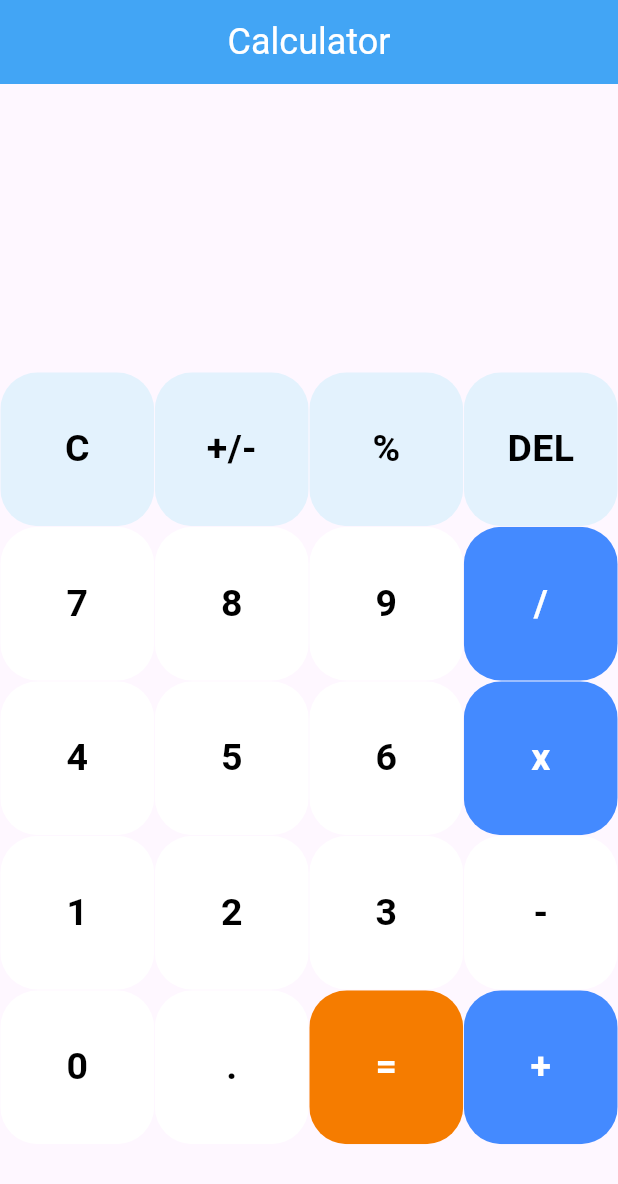
After one commit to abeaar/Mobile-App, a Flutter app: the HomePage screen opened directly, on a phone screen of 412 x 824 dp. The commit adds this screen. Shown: the top 1184 px of the screen. Run offline on Flutter 3.47's test engine with Material 3 defaults, Android fonts, the phone set to English and light mode, and no system bars; our stand-ins replace math_expressions.

Commit message:
calculator page

```diff
--- /dev/null
+++ b/lib/calc_buttons.dart
@@ -0,0 +1,40 @@
+import 'package:flutter/material.dart';
+
+// creating Stateless Widget for buttons
+class MyButton extends StatelessWidget {
+
+  // declaring variables
+  final color;
+  final textColor;
+  final String buttonText;
+  final buttontapped;
+
+  //Constructor
+  MyButton({this.color, this.textColor,required this.buttonText, this.buttontapped});
+
+  @override
+  Widget build(BuildContext context) {
+    return GestureDetector(
+      onTap: buttontapped,
+      child: Padding(
+        padding: const EdgeInsets.all(0.2),
+        child: ClipRRect(
+          borderRadius: BorderRadius.circular(25),
+          child: Container(
+            color: color,
+            child: Center(
+              child: Text(
+                buttonText,
+                style: TextStyle(
+                  color: textColor,
+                  fontSize: 25,
+                  fontWeight: FontWeight.bold,
+                ),
+              ),
+            ),
+          ),
+        ),
+      ),
+    );
+  }
+}
--- /dev/null
+++ b/lib/calculator.dart
@@ -0,0 +1,221 @@
+import 'package:flutter/material.dart';
+
+import 'calc_buttons.dart';
+import 'package:math_expressions/math_expressions.dart';
+
+void main() {
+  runApp(const MyApp());
+}
+
+class MyApp extends StatelessWidget {
+  const MyApp({super.key});
+
+  // This widget is the root of your application.
+  @override
+  Widget build(BuildContext context) {
+    return MaterialApp(
+      debugShowCheckedModeBanner: false,
+      home: HomePage(),
+    );
+  }
+}
+
+class HomePage extends StatefulWidget {
+  @override
+  _HomePageState createState() => _HomePageState();
+}
+
+class _HomePageState extends State<HomePage> {
+  var userInput = '';
+  var answer = '';
+
+  final List<String> buttons = [
+    'C',
+    '+/-',
+    '%',
+    'DEL',
+    '7',
+    '8',
+    '9',
+    '/',
+    '4',
+    '5',
+    '6',
+    'x',
+    '1',
+    '2',
+    '3',
+    '-',
+    '0',
+    '.',
+    '=',
+    '+',
+  ];
+
+  @override
+  Widget build(BuildContext context) {
+    return Scaffold(
+      appBar: AppBar(
+        title: Text('Calculator'),
+        centerTitle: true,
+        titleTextStyle: TextStyle(
+          color: Colors.white,
+          fontSize: 24,
+          fontWeight: FontWeight.w400,
+        ),
+        backgroundColor: Colors.blue.shade400,
+      ),
+
+      body: Column(
+        children: <Widget>[
+          Expanded(
+            child: Container(
+              child: Column(
+                mainAxisAlignment: MainAxisAlignment.spaceEvenly,
+                children: <Widget>[
+                  Container(
+                    padding: EdgeInsets.all(20),
+                    alignment: Alignment.centerRight,
+                    child: Text(
+                      userInput,
+                      style: TextStyle(
+                        fontSize: 18,
+                        color: Colors.black,
+                      ),
+                    ),
+                  ),
+
+                  Container(
+                    padding: EdgeInsets.all(15),
+                    alignment: Alignment.centerRight,
+                    child: Text(
+                      answer,
+                      style: TextStyle(
+                        fontSize: 30,
+                        color: Colors.black,
+                        fontWeight: FontWeight.bold,
+                      ),
+                    ),
+                  ),
+                ],
+              ),
+            ),
+          ),
+
+          Expanded(
+            flex: 3,
+            child: Container(
+              child: GridView.builder(
+                itemCount: buttons.length,
+                  gridDelegate: SliverGridDelegateWithFixedCrossAxisCount(
+                    crossAxisCount: 4
+                  ),
+                  itemBuilder: (BuildContext context, int index) {
+                    // Clear Button
+                    if (index == 0) {
+                      return MyButton(
+                        buttontapped: () {
+                          setState(() {
+                            userInput = '';
+                            answer = '0';
+                          });
+                        },
+                        buttonText: buttons[index],
+                        color: Colors.blue[50],
+                        textColor: Colors.black,
+                      );
+                    }
+
+                    // +/- button
+                    else if (index == 1) {
+                      return MyButton(
+                        buttonText: buttons[index],
+                        color: Colors.blue[50],
+                        textColor: Colors.black,
+                      );
+                    }
+                    // % Button
+                    else if (index == 2) {
+                      return MyButton(
+                        buttontapped: () {
+                          setState(() {
+                            userInput += buttons[index];
+                          });
+                        },
+                        buttonText: buttons[index],
+                        color: Colors.blue[50],
+                        textColor: Colors.black,
+                      );
+                    }
+                    // Delete Button
+                    else if (index == 3) {
+                      return MyButton(
+                        buttontapped: () {
+                          setState(() {
+                            userInput =
+                                userInput.substring(0, userInput.length - 1);
+                          });
+                        },
+                        buttonText: buttons[index],
+                        color: Colors.blue[50],
+                        textColor: Colors.black,
+                      );
+                    }
+                    // Equal_to Button
+                    else if (index == 18) {
+                      return MyButton(
+                        buttontapped: () {
+                          setState(() {
+                            equalPressed();
+                          });
+                        },
+                        buttonText: buttons[index],
+                        color: Colors.orange[700],
+                        textColor: Colors.white,
+                      );
+                    }
+
+                    //  other buttons
+                    else {
+                      return MyButton(
+                        buttontapped: () {
+                          setState(() {
+                            userInput += buttons[index];
+                          });
+                        },
+                        buttonText: buttons[index],
+                        color: isOperator(buttons[index])
+                            ? Colors.blueAccent
+                            : Colors.white,
+                        textColor: isOperator(buttons[index])
+                            ? Colors.white
+                            : Colors.black,
+                      );
+                    }
+                  }
+              )
+            ),
+          )
+        ]
+      ),
+    );
+  }
+
+  bool isOperator(String x) {
+    if(x == '/' || x == 'x' || x == '+' || x == '=') {
+      return true;
+    }
+    return false;
+  }
+
+  void equalPressed() {
+    String finalUserInput = userInput;
+    finalUserInput = userInput.replaceAll('x', '*');
+
+    Parser p = Parser();
+    Expression exp = p.parse(finalUserInput);
+    ContextModel cm = ContextModel();
+    double eval = exp.evaluate(EvaluationType.REAL, cm);
+    answer = eval.toString();
+  }
+}
--- a/lib/home.dart
+++ b/lib/home.dart
@@ -22,7 +22,7 @@ class MyApp extends StatelessWidget {
       routes: {
         '/': (context) => const LoginPage(),
         '/register': (context) => const RegisterPage(),
-        '/home': (context) => const HomePage(),
+        // '/home': (context) => const HomePage(),
       },
     );
   }
--- a/pubspec.yaml
+++ b/pubspec.yaml
@@ -34,6 +34,7 @@ dependencies:
   # The following adds the Cupertino Icons font to your application.
   # Use with the CupertinoIcons class for iOS style icons.
   cupertino_icons: ^1.0.8
+  math_expressions: ^2.0.0
 
 dev_dependencies:
   flutter_test:
```
Also changed, not shown: pubspec.lock.
